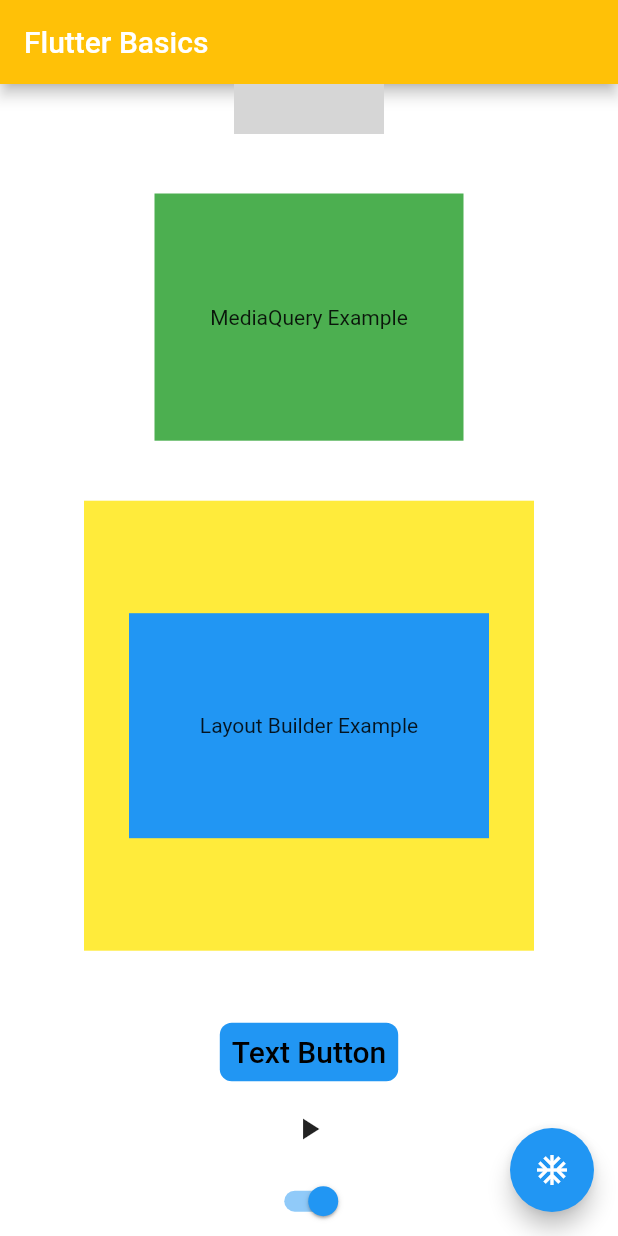
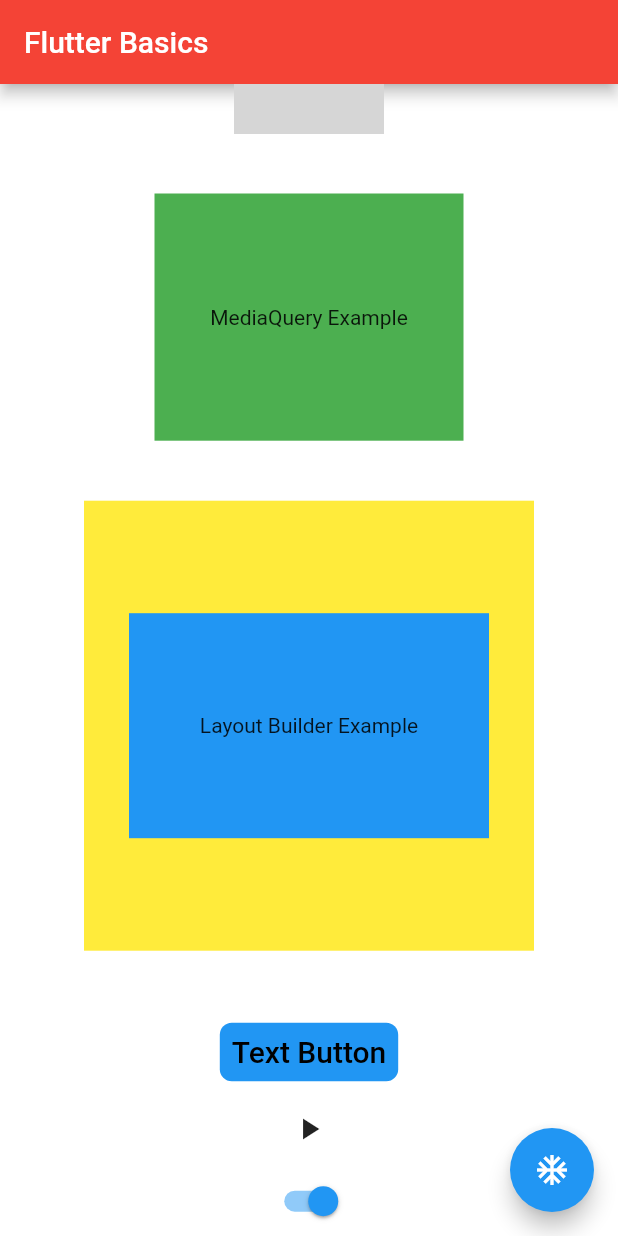
Before and after one commit to dev4045/flutterim, a Flutter app: the screen it shows after launch, scrolled down 543 dp, on a phone screen of 412 x 824 dp. Run offline on Flutter 3.47's test engine with Material 2 defaults, Android fonts, the phone set to English and light mode, and no system bars; network calls fail; grey boxes are pictures that could not be loaded.

```diff
--- a/2_flutter/lib/main.dart
+++ b/2_flutter/lib/main.dart
@@ -11,7 +11,7 @@ class MyApp extends StatelessWidget {
   Widget build(BuildContext context) {
     return MaterialApp(
       theme: ThemeData(
-          appBarTheme: const AppBarTheme(backgroundColor: Colors.amber)),
+          appBarTheme: const AppBarTheme(backgroundColor: Colors.red)),
       home: const WidgetExampleScreen(),
     );
     // buraya bir kod yazdim
```
